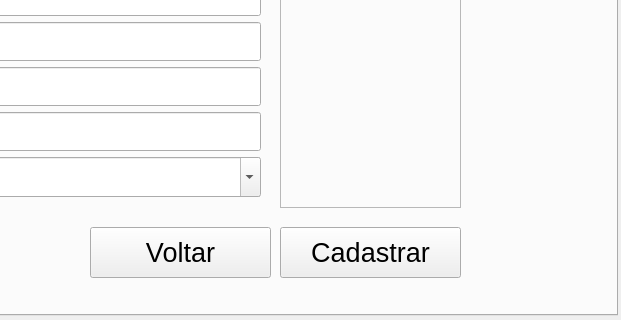
Before: the Qt Designer form form.ui in selrahcsan/CrachaFacil, drawn with Qt 5; both pictures show x 473 to 1094 and y 125 to 445 of the 1094 by 445 pixel window.
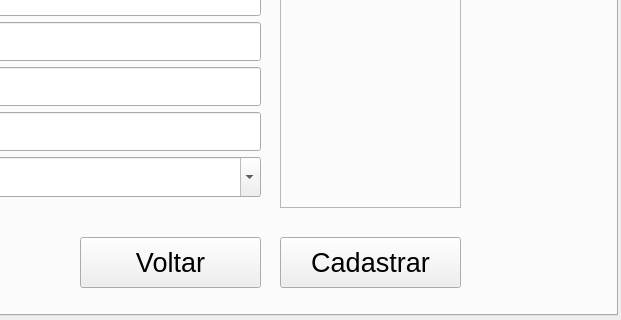
After: the same form once the commit is applied. The open tabs and pages were chosen to show the change. Icons and pictures are not drawn.

Commit message: Melhorada a UI da tab Inserir Contato

```diff
--- a/form.ui
+++ b/form.ui
@@ -214,8 +214,8 @@
       <widget class="QPushButton" name="voltar">
        <property name="geometry">
         <rect>
-         <x>500</x>
-         <y>340</y>
+         <x>490</x>
+         <y>350</y>
          <width>181</width>
          <height>51</height>
         </rect>
@@ -240,7 +240,7 @@
          <x>10</x>
          <y>90</y>
          <width>661</width>
-         <height>241</height>
+         <height>247</height>
         </rect>
        </property>
        <layout class="QFormLayout" name="formLayout_2">
@@ -323,7 +323,7 @@
        <property name="geometry">
         <rect>
          <x>690</x>
-         <y>340</y>
+         <y>350</y>
          <width>181</width>
          <height>51</height>
         </rect>
```
Left out of the diff: 6 changed lines with no effect on the pictures.
